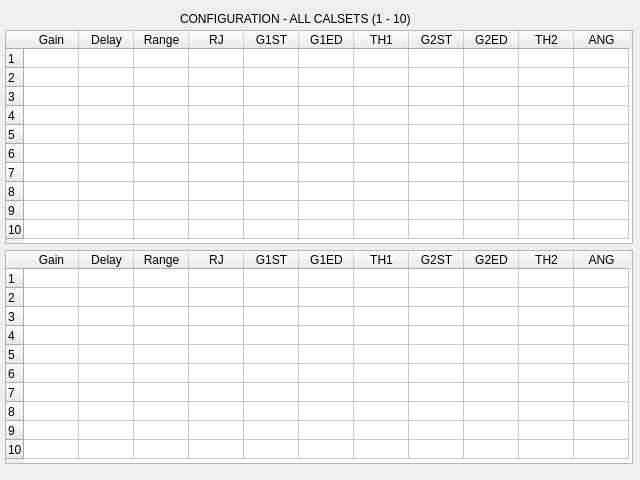
Before: the Qt Designer form configscreen.ui in parashyd/WeldTester, drawn with Qt 5.
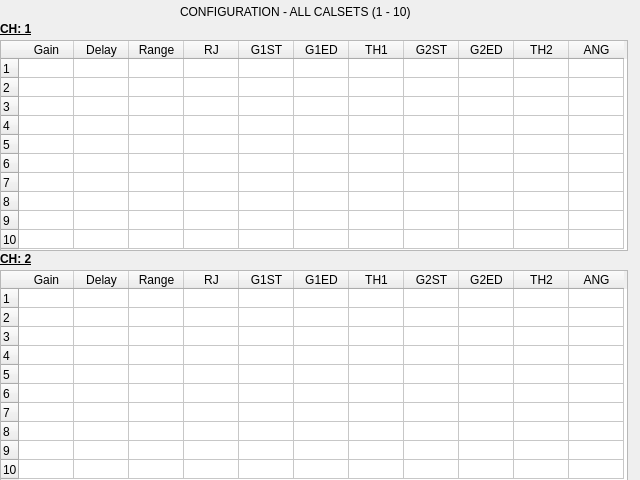
After: the same form once the commit is applied.

What changed in the file:
```diff
--- a/configscreen.ui
+++ b/configscreen.ui
@@ -14,7 +14,7 @@
    <property name="geometry">
     <rect>
      <x>180</x>
-     <y>10</y>
+     <y>3</y>
      <width>265</width>
      <height>18</height>
     </rect>
@@ -26,12 +26,17 @@
   <widget class="QTableWidget" name="configTable">
    <property name="geometry">
     <rect>
-     <x>5</x>
-     <y>30</y>
+     <x>0</x>
+     <y>40</y>
      <width>628</width>
-     <height>214</height>
+     <height>211</height>
     </rect>
    </property>
+   <property name="font">
+    <font>
+     <pointsize>9</pointsize>
+    </font>
+   </property>
    <property name="frameShape">
     <enum>QFrame::Shape::StyledPanel</enum>
    </property>
@@ -122,12 +127,17 @@
   <widget class="QTableWidget" name="configTable_2">
    <property name="geometry">
     <rect>
-     <x>5</x>
-     <y>250</y>
+     <x>0</x>
+     <y>270</y>
      <width>628</width>
      <height>214</height>
     </rect>
    </property>
+   <property name="font">
+    <font>
+     <pointsize>9</pointsize>
+    </font>
+   </property>
    <property name="rowCount">
     <number>10</number>
    </property>
@@ -218,6 +228,58 @@
     </property>
    </column>
   </widget>
+  <widget class="QLabel" name="label">
+   <property name="geometry">
+    <rect>
+     <x>0</x>
+     <y>20</y>
+     <width>66</width>
+     <height>18</height>
+    </rect>
+   </property>
+   <property name="font">
+    <font>
+     <italic>false</italic>
+     <bold>true</bold>
+     <underline>true</underline>
+    </font>
+   </property>
+   <property name="text">
+    <string>CH: 1</string>
+   </property>
+  </widget>
+  <widget class="QLabel" name="label_2">
+   <property name="geometry">
+    <rect>
+     <x>0</x>
+     <y>250</y>
+     <width>66</width>
+     <height>18</height>
+    </rect>
+   </property>
+   <property name="font">
+    <font>
+     <bold>true</bold>
+     <underline>true</underline>
+    </font>
+   </property>
+   <property name="text">
+    <string>CH: 2</string>
+   </property>
+  </widget>
+  <widget class="QLabel" name="statuslabel">
+   <property name="geometry">
+    <rect>
+     <x>430</x>
+     <y>20</y>
+     <width>201</width>
+     <height>20</height>
+    </rect>
+   </property>
+   <property name="text">
+    <string/>
+   </property>
+  </widget>
  </widget>
  <resources/>
  <connections/>
```
